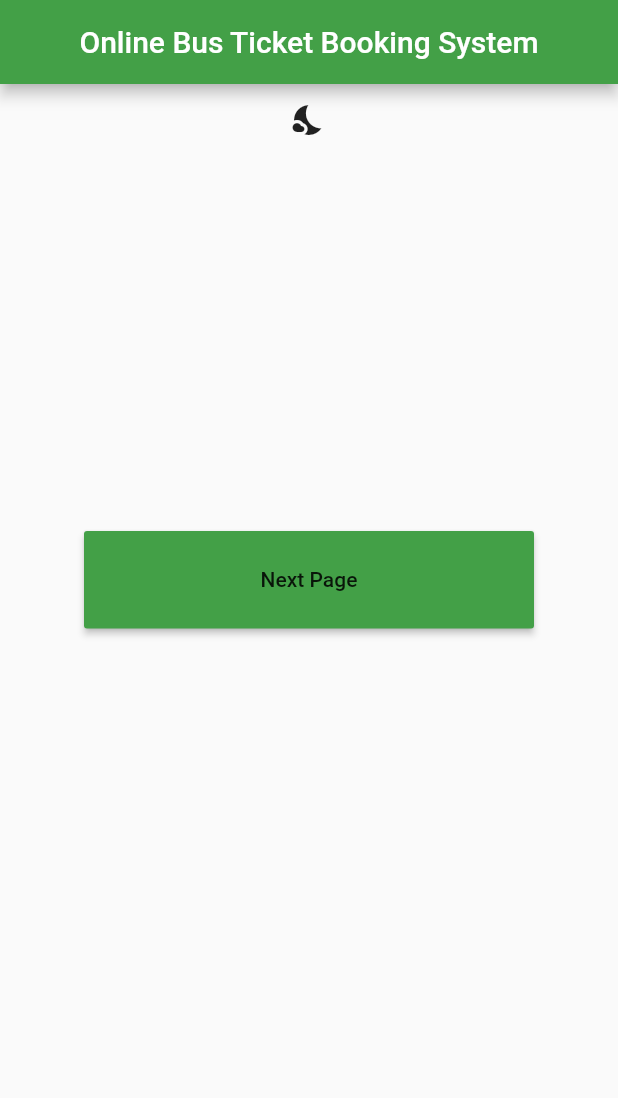
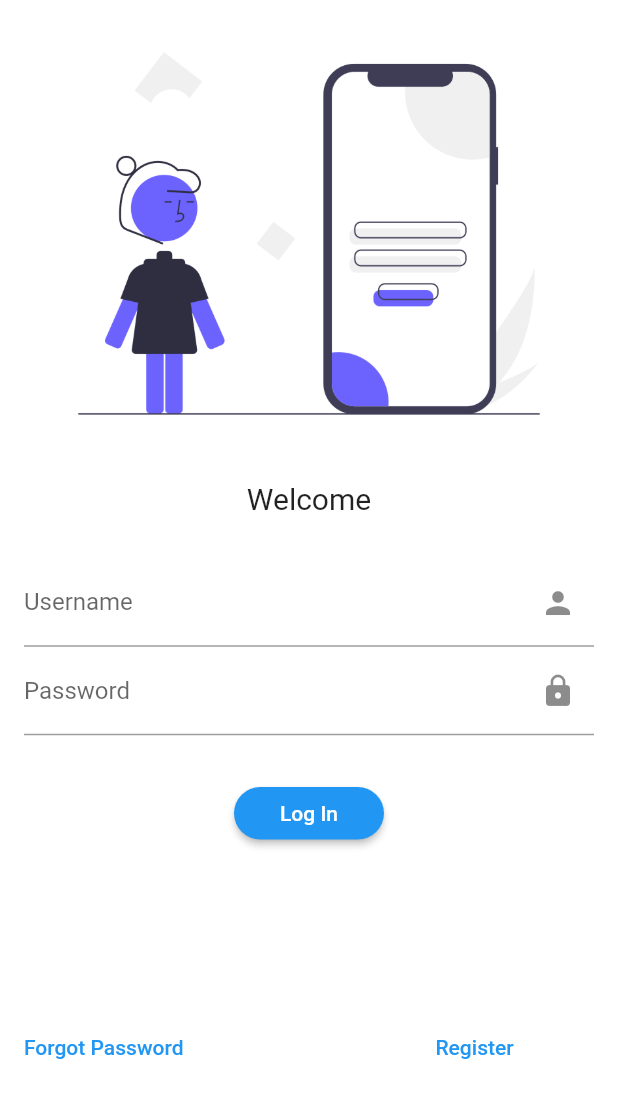
Before and after one commit to Somrat-H/bus_pass, a Flutter app: the screen it shows after launch, on a phone screen of 412 x 824 dp. Shown: the top 1098 px of the screen. Run offline on Flutter 3.47's test engine with Material 2 defaults, Android fonts, the phone set to English and light mode, and no system bars.

Commit message:
login page

```diff
--- a/lib/main.dart
+++ b/lib/main.dart
@@ -1,6 +1,7 @@
+import 'package:bus_pass/screen/home_screen2.dart';
+import 'package:bus_pass/screen/login.dart';
 import 'package:flutter/material.dart';
 
-import 'home_page.dart';
 
 void main() => runApp(const MyApp());
 
@@ -16,8 +17,8 @@ class _MyAppState extends State<MyApp> {
   @override
   Widget build(BuildContext context){
     return const MaterialApp(
-      debugShowCheckedModeBanner: false,
-      home: HomePage(),
+      debugShowCheckedModeBanner: true,
+      home: LogIn(),
     );
   }
 }
--- /dev/null
+++ b/lib/screen/home_screen2.dart
@@ -0,0 +1,28 @@
+import 'package:flutter/material.dart';
+
+class HomeScreen2 extends StatefulWidget {
+  const HomeScreen2({super.key});
+
+  @override
+  State<HomeScreen2> createState() => _HomeScreen2State();
+}
+
+class _HomeScreen2State extends State<HomeScreen2> {
+  final String title = 'Online Bus Ticket Booking System';
+  @override
+  Widget build(BuildContext context) {
+    return Scaffold(
+      appBar: AppBar(
+        title: const Center(
+          child: Text(
+             'alkjdfalk',
+            style: TextStyle(
+              fontSize: 15,
+
+          ),
+          ),
+        ),
+      ),
+    );
+  }
+}
--- /dev/null
+++ b/lib/screen/login.dart
@@ -0,0 +1,110 @@
+import 'package:bus_pass/screen/home_screen2.dart';
+import 'package:flutter/material.dart';
+
+class LogIn extends StatefulWidget {
+  const LogIn({super.key});
+
+  @override
+  State<LogIn> createState() => _LogInState();
+}
+
+class _LogInState extends State<LogIn> {
+  @override
+  Widget build(BuildContext context) {
+    return
+      Scaffold(
+        backgroundColor: Colors.white,
+       body:
+      SingleChildScrollView(
+        physics: const ScrollPhysics(),
+       child: Column(
+        children: [
+          Image.asset(
+            "assets/login.png",
+            fit: BoxFit.cover,
+          ),
+          const SizedBox(
+            height: 10,
+          ),
+          const Center(
+            child: Text(
+              'Welcome',
+              style: TextStyle(
+                fontSize: 20,
+              ),
+            ),
+          ),
+          const SizedBox(
+            height: 20,
+          ),
+          Padding(
+            padding: const EdgeInsets.symmetric(horizontal: 16.0 , vertical: 8.0),
+            child: Column(
+              children: [
+                TextFormField(
+
+                  decoration: const InputDecoration(
+                    suffixIcon: Icon(Icons.person),
+                      hintText: 'Enter Your Username', labelText: 'Username'),
+                ),
+                TextFormField(
+                  obscureText: true,
+                  decoration: const InputDecoration(
+                    suffixIcon: Icon(Icons.lock),
+                    // icon: Icon(Icons.lock, ),
+                      hintText: 'Enter Your Password', labelText: 'Password',
+
+                      ),
+                ),
+              ],
+            ),
+          ),
+          const SizedBox(
+            height: 20,
+          ),
+          Column(
+            children: [
+              Center(
+                child: ElevatedButton(
+                  style: ElevatedButton.styleFrom(
+                    shape: RoundedRectangleBorder(
+                      borderRadius: BorderRadius.circular(20.0)),
+                      minimumSize: Size(100, 35)
+
+                    ),
+
+                  onPressed: () {
+                    Navigator.push(
+                        context,
+                        MaterialPageRoute(
+                            builder: (context) => const HomeScreen2()));
+                  },
+                  child: const Text('Log In'),
+                ),
+              )
+            ],
+          ),
+          const SizedBox(
+            height: 100,
+          ),
+          Padding(
+            padding: const EdgeInsets.all(8.0),
+            child: Row(
+              children: [
+                TextButton(
+                  onPressed: () {}, child: Text('Forgot Password')),
+                const SizedBox(width: 152,),
+                TextButton(onPressed: () {}, child: Text('Register')),
+
+              ],
+            ),
+          )
+
+        ],
+
+      ),
+    ),
+      );
+
+  }
+}
--- a/pubspec.yaml
+++ b/pubspec.yaml
@@ -60,9 +60,9 @@ flutter:
   uses-material-design: true
 
   # To add assets to your application, add an assets section, like this:
-  # assets:
-  #   - images/a_dot_burr.jpeg
-  #   - images/a_dot_ham.jpeg
+  assets:
+    - assets/login.png
+
 
   # An image asset can refer to one or more resolution-specific "variants", see
   # https://flutter.dev/assets-and-images/#resolution-aware
```
Also changed, not shown: assets/login.png (added).
